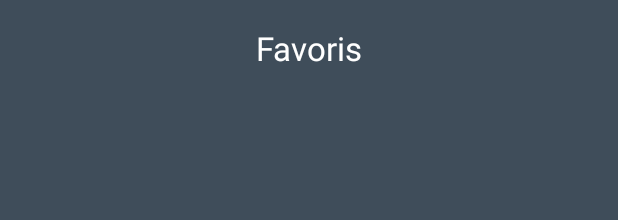
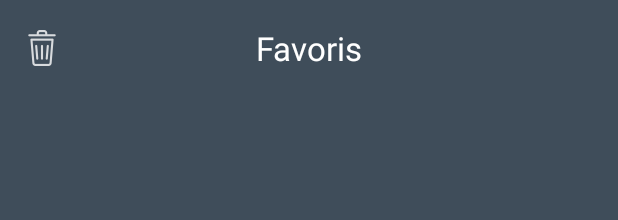
Before and after one commit to andriaLj/TunaMusic_V1, an Android app: the layout fragment_favoris.xml on its own in the app's theme, with its tools: preview values and no code run, on a phone screen of 412 x 824 dp. Shown: the top 220 px of the screen. Run offline under Robolectric (Android 15) with nearby library versions, the phone set to English and light mode, and no system bars; Roboto replaces fonts that are not available here.

Commit message:
Bouton supprimer tous les favoris & alert dialog

```diff
--- a/app/src/main/res/layout/fragment_favoris.xml
+++ b/app/src/main/res/layout/fragment_favoris.xml
@@ -17,7 +17,7 @@
             android:orientation="vertical">
 
             <com.google.android.material.appbar.MaterialToolbar
-                android:id="@+id/toolbarAlbum"
+                android:id="@+id/toolbarFavoris"
                 android:layout_width="match_parent"
                 android:layout_height="wrap_content"
                 android:background="@color/bgApp"
@@ -27,6 +27,7 @@
                 android:theme="?attr/actionBarTheme"
                 android:transitionGroup="false"
                 android:transitionName="@string/appbar_scrolling_view_behavior"
+                app:navigationIcon="@drawable/corbeille"
                 app:title="Favoris"
                 app:titleCentered="true"
                 app:titleTextColor="#FFFFFF" />
--- a/app/src/main/res/menu/context_menu.xml
+++ b/app/src/main/res/menu/context_menu.xml
@@ -3,5 +3,5 @@
 
     <item
         android:id="@+id/favori"
-        android:title="Ajouter Favori" />
+        android:title="Ajouter aux Favoris" />
 </menu>
```
Also changed, not shown: app/src/main/java/com/app/tunamusic/Favoris.java (+44 -0 lines), app/src/main/res/drawable-hdpi/corbeille.png (added), app/src/main/res/drawable-mdpi/corbeille.png (added), app/src/main/res/drawable-xhdpi/corbeille.png (added), app/src/main/res/drawable-xxhdpi/corbeille.png (added), app/src/main/res/drawable-xxxhdpi/corbeille.png (added).
